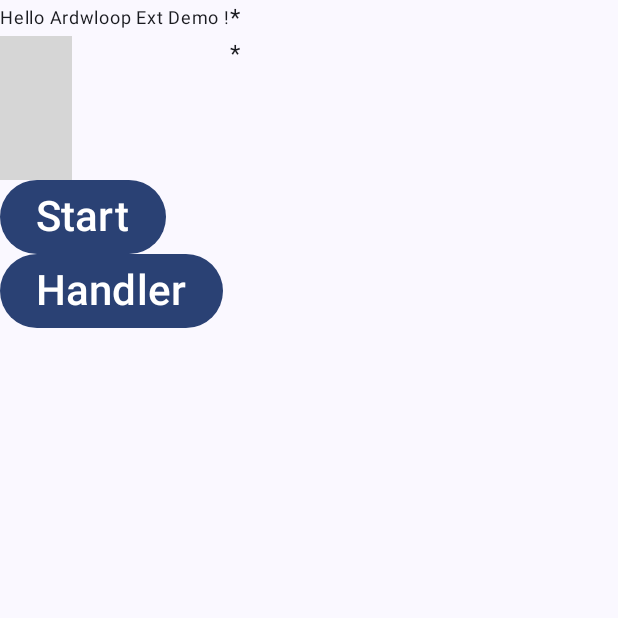
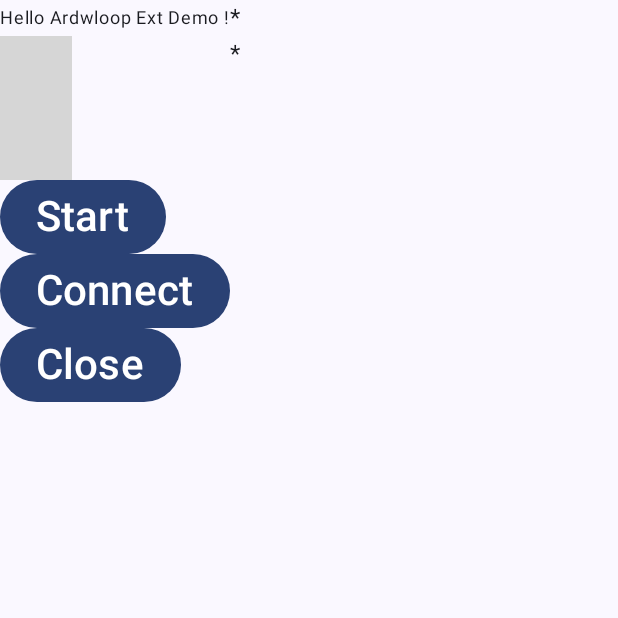
Before and after one commit to llschall/ardwloop-ext-demo, an Android app built with Jetpack Compose: the screen it shows after launch (MainActivity), on a phone screen of 412 x 824 dp, the top half of it. Run offline under Robolectric (Android 15) with nearby library versions, the phone set to English and light mode, and no system bars; libraries missing offline, so code that uses them is left out: org.llschall.ardwloop; 2 statements that could not run were skipped; grey boxes are pictures that could not be loaded.

Commit message:
[Handler] Add button to close the connection

```diff
--- a/app/src/main/java/ardwloop/ext/demo/MainActivity.kt
+++ b/app/src/main/java/ardwloop/ext/demo/MainActivity.kt
@@ -70,10 +70,18 @@ fun Greeting(context: Context, name: String, modifier: Modifier = Modifier) {
                 )
             }
             Button(onClick = {
-                BluetoothHandler.handler.start(context, model);
+                BluetoothHandler.handler.connect(context, model);
             }) {
                 Text(
-                    text = "Handler",
+                    text = "Connect",
+                    fontSize = 28.sp
+                )
+            }
+            Button(onClick = {
+                BluetoothHandler.handler.close(model);
+            }) {
+                Text(
+                    text = "Close",
                     fontSize = 28.sp
                 )
             }
```
Also changed, not shown: app/src/main/java/ardwloop/ext/demo/model/BluetoothHandler.kt (+17 -4 lines).
